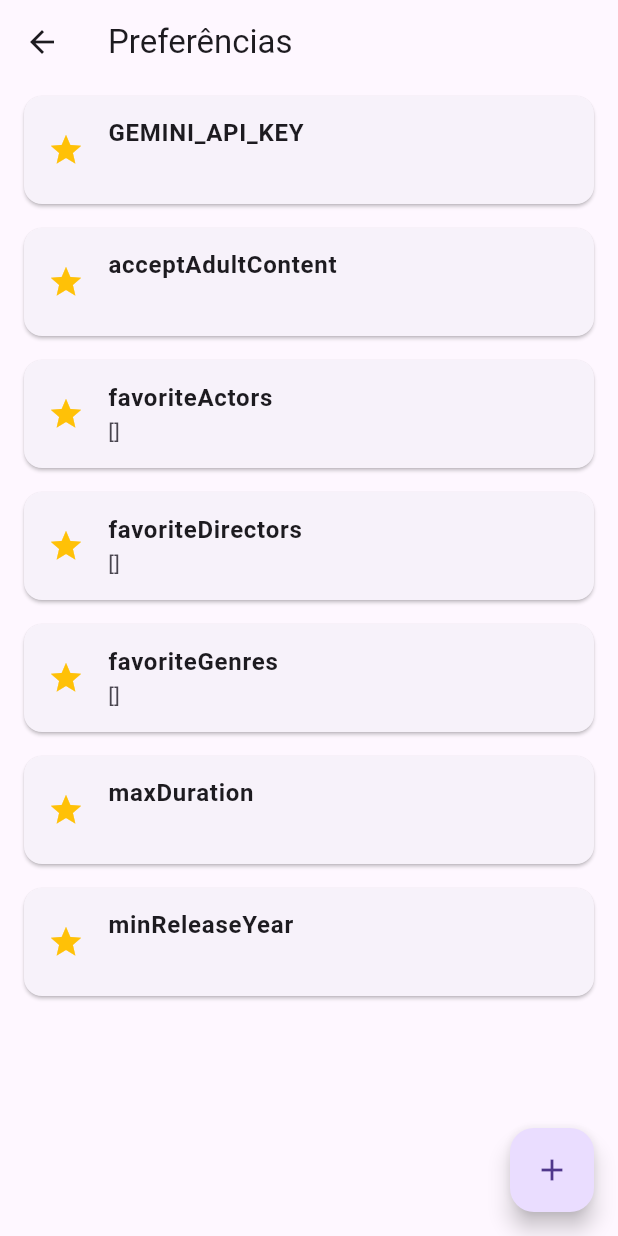
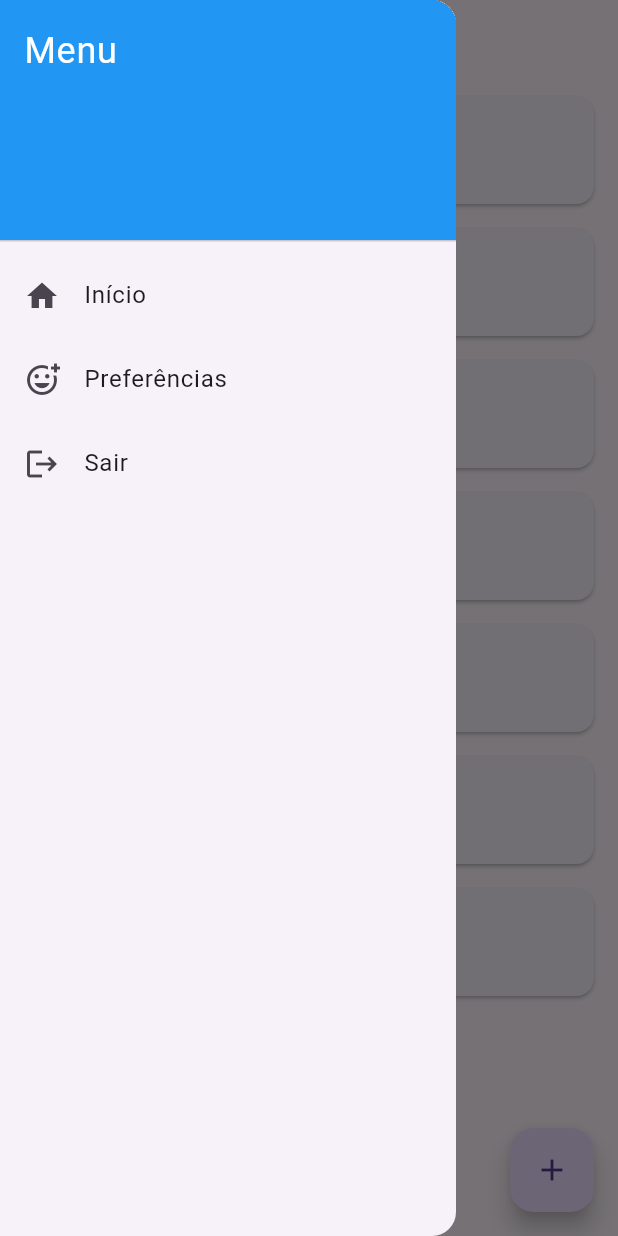
Before and after one commit to arthurhzm/movie_recommender, a Flutter app: the PreferencesPage screen opened by its route, with the side drawer open (before the commit the screen has no drawer), on a phone screen of 412 x 824 dp. Run offline on Flutter 3.47's test engine with Material 3 defaults, Android fonts, the phone set to English and light mode, and no system bars; our stand-ins replace cloud_firestore, firebase_auth, firebase_core, flutter_dotenv, google_generative_ai; accounts and stored records are empty.

Commit message:
FEAT: Preferences drawer icon

```diff
--- a/movie_recommender/lib/components/drawer_component.dart
+++ b/movie_recommender/lib/components/drawer_component.dart
@@ -41,7 +41,7 @@ class _DrawerComponentState extends State<DrawerComponent> {
             },
           ),
           ListTile(
-            leading: const Icon(Icons.door_back_door),
+            leading: const Icon(Icons.add_reaction_outlined),
             title: const Text('Preferências'),
             onTap: () {
               Navigator.pushNamed(context, '/preferences');
--- a/movie_recommender/lib/pages/preferences_page.dart
+++ b/movie_recommender/lib/pages/preferences_page.dart
@@ -1,5 +1,6 @@
 import 'package:cloud_firestore/cloud_firestore.dart';
 import 'package:flutter/material.dart';
+import 'package:movie_recommender/components/drawer_component.dart';
 import 'package:movie_recommender/services/user_service.dart';
 
 class PreferencesPage extends StatefulWidget {
@@ -23,6 +24,7 @@ class _PreferencesPageState extends State<PreferencesPage> {
   @override
   Widget build(BuildContext context) {
     return Scaffold(
+      drawer: DrawerComponent(),
       appBar: AppBar(title: const Text('Preferências')),
       body: FutureBuilder<Map<String, dynamic>>(
         future: userPreferences,
```
